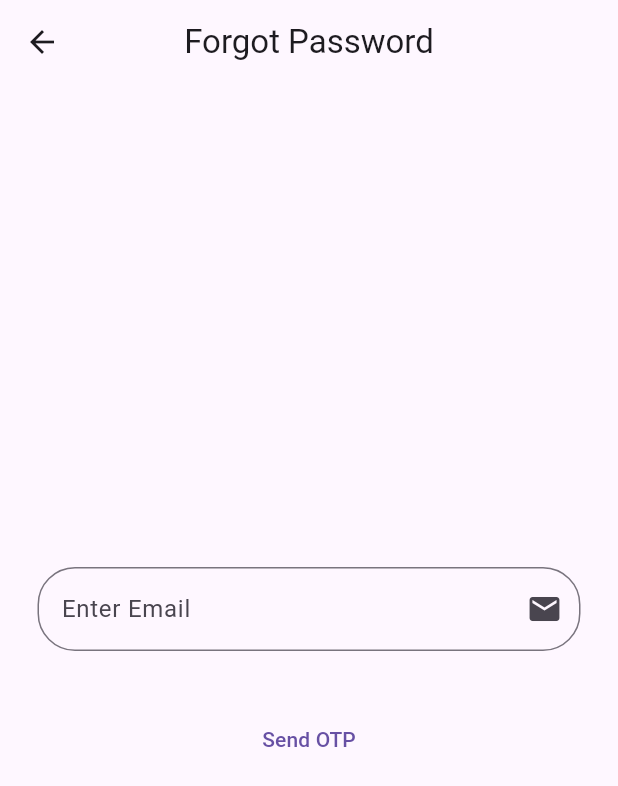
After one commit to G00DCode/smita_firebase, a Flutter app: the screen it shows after launch, after a tap on "Forgot Password?", on a phone screen of 412 x 824 dp. The commit adds this screen. Shown: the top 786 px of the screen. Run offline on Flutter 3.47's test engine with Material 3 defaults, Android fonts, the phone set to English and light mode, and no system bars; our stand-ins replace firebase_auth, firebase_core; accounts and stored records are empty.

Commit message:
SignUp Signin Checkuser

```diff
--- /dev/null
+++ b/lib/Screens/forgot_passoword.dart
@@ -0,0 +1,51 @@
+import 'package:flutter/material.dart';
+import 'package:firebase_auth/firebase_auth.dart';
+import 'package:smita_firebase/Widgets/uihelper.dart';
+
+class ForgotPassword extends StatefulWidget {
+  const ForgotPassword({super.key});
+
+  @override
+  State<ForgotPassword> createState() => _ForgotPasswordState();
+}
+
+class _ForgotPasswordState extends State<ForgotPassword> {
+  TextEditingController emailController=TextEditingController();
+
+  forgot(String email )async{
+    if(email==""){
+      return UiHelper.CustomAlertBox("Enter Required Fields", context);
+
+      }
+    else{
+      FirebaseAuth.instance.sendPasswordResetEmail(email: email).then((value) {
+        return UiHelper.CustomAlertBox("We have sent an email to Reset Password", context);
+      });
+
+    }
+    }
+
+
+
+
+  @override
+  Widget build(BuildContext context) {
+    return Scaffold(
+      appBar: AppBar(
+        title: Text("Forgot Password"),
+        centerTitle: true,
+      ),
+      body: Column(
+        mainAxisAlignment: MainAxisAlignment.center,
+        children: [
+          UiHelper.CustomTextField(emailController, Icons.email, "Enter Email", false),
+          SizedBox(height: 20,),
+          TextButton(onPressed: (){
+            forgot(emailController.text.toString());
+          }, child: Text("Send OTP"))
+
+        ],
+      ),
+    );
+  }
+}
--- a/lib/Screens/signin_screen.dart
+++ b/lib/Screens/signin_screen.dart
@@ -2,6 +2,7 @@ import 'dart:developer';
 
 import 'package:flutter/material.dart';
 import 'package:firebase_auth/firebase_auth.dart';
+import 'package:smita_firebase/Screens/forgot_passoword.dart';
 import 'package:smita_firebase/Screens/homescreen.dart';
 import 'package:smita_firebase/Screens/signup_screen.dart';
 import 'package:smita_firebase/Widgets/uihelper.dart';
@@ -18,7 +19,9 @@ class _SignInScreenState extends State<SignInScreen> {
   TextEditingController passwordController=TextEditingController();
   signIn(String email, String password)async{
     if(email==""&& password==""){
-      return UiHelper.CustomAlertBox("Enter Required Fields",context);
+
+          return UiHelper.CustomAlertBox("Enter Required Fields", context);
+
     }
     else{
       UserCredential? userCredential;
@@ -29,7 +32,9 @@ class _SignInScreenState extends State<SignInScreen> {
         });
       }
       on FirebaseAuthException catch(ex){
-        log(ex.code.toString());
+
+            return UiHelper.CustomAlertBox(ex.code.toString(), context);
+
       }
 
 
@@ -48,6 +53,12 @@ class _SignInScreenState extends State<SignInScreen> {
         children: [
           UiHelper.CustomTextField(emailController, Icons.email, "Enter Email", false),
           UiHelper.CustomTextField(passwordController, Icons.password, "Enter Password", true),
+          Row(
+            mainAxisAlignment: MainAxisAlignment.end,
+            children: [
+              TextButton(onPressed: (){Navigator.push(context, MaterialPageRoute(builder: (context)=>ForgotPassword()));}, child: Text("Forgot Password?")),
+            ],
+          ),
           SizedBox(height: 20,),
           ElevatedButton(onPressed: (){
             signIn(emailController.text.toString(), passwordController.text.toString());
--- a/lib/Widgets/uihelper.dart
+++ b/lib/Widgets/uihelper.dart
@@ -21,6 +21,7 @@ class UiHelper{
 
   }
   static CustomAlertBox(String text,BuildContext context){
+    return showDialog(context: context, builder: (BuildContext context){
       return AlertDialog(
         title: Text(text),
         actions: <Widget>[
@@ -36,6 +37,7 @@ class UiHelper{
         ],
 
       );
+    });
 
 
   }
```
Also changed, not shown: lib/Screens/otp_screen.dart (added, +32 -0 lines), lib/Screens/signup_screen.dart (+14 -3 lines), lib/Screens/verify_user.dart (added, +35 -0 lines), 1 other file. Lines whose indentation alone changed are shown as unchanged.
